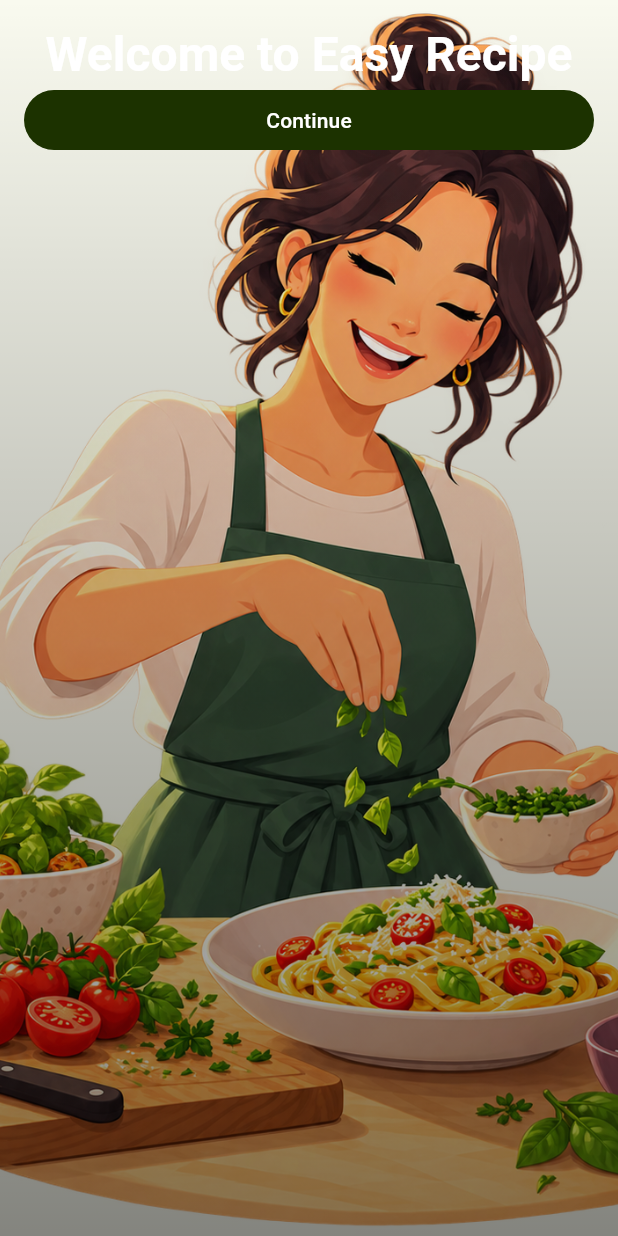
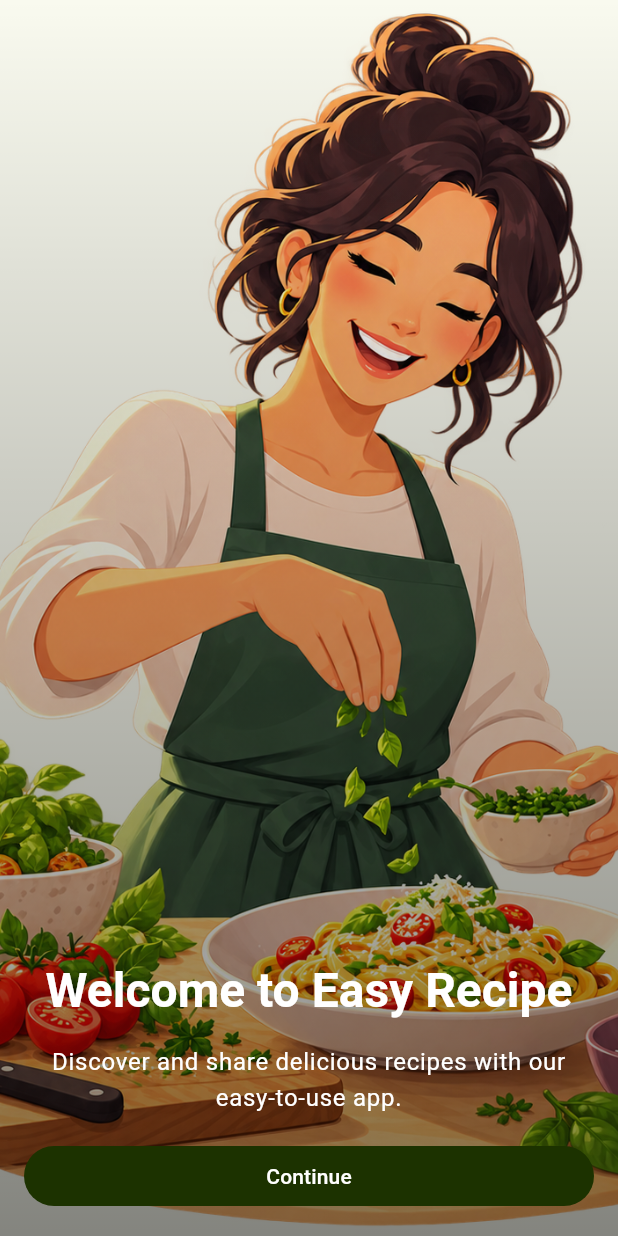
Before and after one commit to 1acc0238-13981/easyrecipe-mobile-flutter, a Flutter app: the screen it shows after launch, on a phone screen of 412 x 824 dp. Run offline on Flutter 3.47's test engine with Material 3 defaults, Android fonts, the phone set to English and light mode, and no system bars; our stand-ins replace get_it.

Commit message:
feat: enhance OnboardingPage with improved layout and welcome text

```diff
--- a/lib/features/onboarding/onboarding_page.dart
+++ b/lib/features/onboarding/onboarding_page.dart
@@ -26,13 +26,14 @@
             ),
           ),
         ),
-        SafeArea(
-          child: Align(
-            alignment: AlignmentGeometry.bottomCenter,
+        Align(
+          alignment: AlignmentGeometry.bottomCenter,
+          child: SafeArea(
             child: Padding(
               padding: const EdgeInsets.all(16),
               child: Column(
-
+                mainAxisSize: MainAxisSize.min,
+                spacing: 16,
                 children: [
                   Text(
                     "Welcome to Easy Recipe",
@@ -40,6 +41,13 @@
                           color: Colors.white,
                           fontWeight: FontWeight.bold,
                         ),
+                  ),
+                  Text(
+                    "Discover and share delicious recipes with our easy-to-use app.",
+                    style: Theme.of(context).textTheme.bodyLarge?.copyWith(
+                          color: Colors.white,
+                        ),
+                    textAlign: TextAlign.center,
                   ),
                   SizedBox(
                     width: double.infinity,
```
